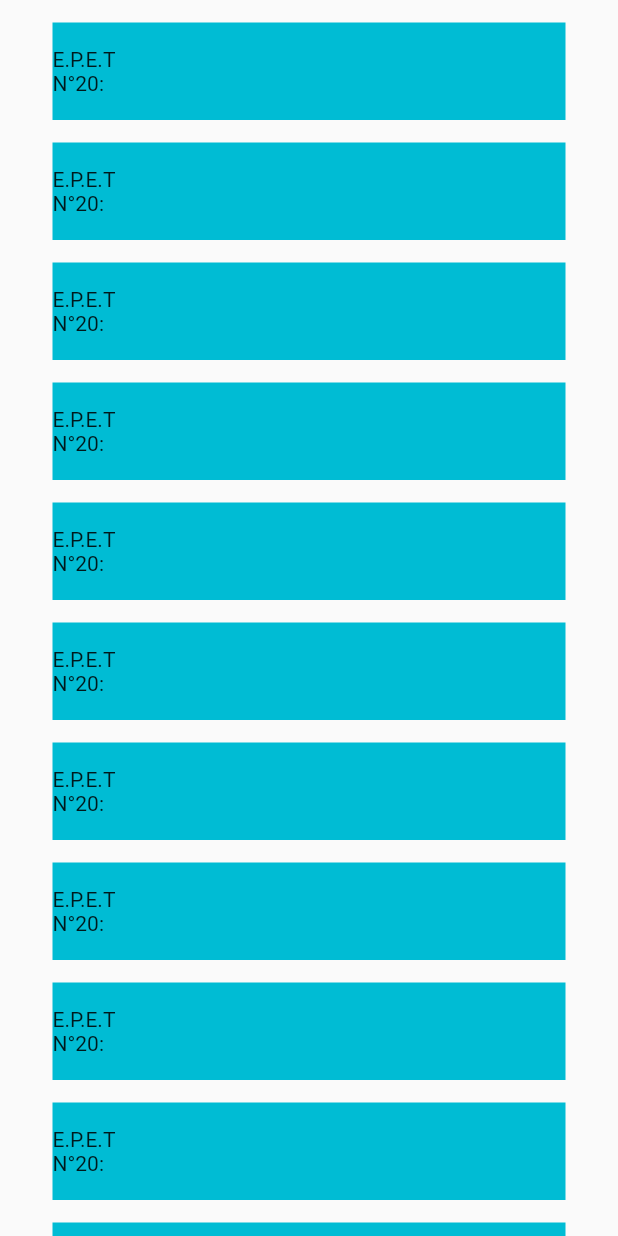
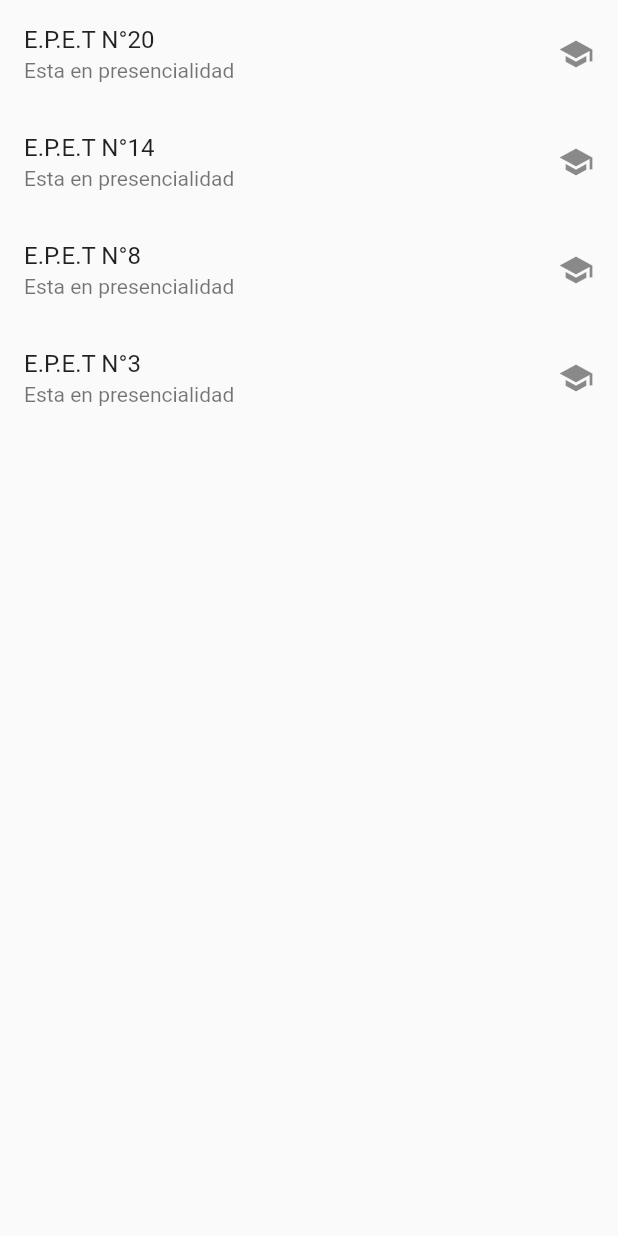
Before and after one commit to MauryBenavidez/School-maps, a Flutter app: the Widgetnoticias screen opened directly, on a phone screen of 412 x 824 dp. Run offline on Flutter 3.47's test engine with Material 2 defaults, Android fonts, the phone set to English and light mode, and no system bars.

Commit message:
foto
borrando foto agregada

```diff
--- a/lib/views/widgets/barra.dart
+++ b/lib/views/widgets/barra.dart
@@ -40,6 +40,8 @@ class Barra extends StatelessWidget {
             hintText: 'Busca aquí...',
         ),
       ),
+
     );
+
   }
 }
--- a/lib/views/widgets/widget_noticias.dart
+++ b/lib/views/widgets/widget_noticias.dart
@@ -2,52 +2,46 @@ import 'package:flutter/material.dart';
 
 
 class Widgetnoticias extends StatelessWidget {
+  @override
+  Widget build(BuildContext context) {
+
+    return Scaffold(
+      body: _listaNoticias(),
+    );
+  }
+
+  Widget _listaNoticias(){
+    final lst = [
+      ListTile(
+        trailing: Icon(Icons.school),
+        title: Text('E.P.E.T N°20'),
+        subtitle: Text('Esta en presencialidad'),
+      ),
+      ListTile(
+        trailing: Icon(Icons.school),
+        title: Text('E.P.E.T N°14'),
+        subtitle: Text('Esta en presencialidad'),
+      ),
+      ListTile(
+        trailing: Icon(Icons.school),
+        title: Text('E.P.E.T N°8'),
+        subtitle: Text('Esta en presencialidad'),
+      ),
+      ListTile(
+        trailing: Icon(Icons.school),
+        title: Text('E.P.E.T N°3'),
+        subtitle: Text('Esta en presencialidad'),
+      ),
+
+    ];
+    return ListView.builder(
+      itemCount: lst.length,
+
+      itemBuilder:  (context, i){
+        return lst[i];
+      }
 
 
-
-  @override
-  Widget build(BuildContext context) {
-    return Expanded(
-      flex: 2,//es para seleccionar quien va  atener el mayor espacio
-      child: ListView.builder(
-
-        scrollDirection: Axis.vertical,// Es para dar la direccion en donde se mueve los elementos
-
-        padding: EdgeInsets.only(//medida de la lista
-          left: 25.0,
-          right: 25.0
-        ),
-        itemBuilder: (BuildContext context, int index) {//uso el listview.builder me permite tenert acceso al index
-        return Padding(padding: EdgeInsets.only(//posicion de  los bloques
-          left: 10.0,
-          right: 10.0,
-          top: 15.0,
-        ),
-        child: Column(
-          mainAxisSize: MainAxisSize.max,
-
-          children: <Widget>[
-
-            Container(//para que los elemnetos que esten adentro del container se separen del borde
-              height: 65.0,//ancho de los campos
-              color: Colors.cyan,//color de los campos
-              child: const Center(child: Text(
-                'E.P.E.T N°20:'),
-
-              ),
-              padding: EdgeInsets.only(
-
-                right: 300.0,
-              ),
-            ),
-          ],
-        ),
-        );
-
-
-
-       }
-      ),
 
     );
   }
--- a/pubspec.yaml
+++ b/pubspec.yaml
@@ -50,8 +50,7 @@ flutter:
   # included with your application, so that you can use the icons in
   # the material Icons class.
   uses-material-design: true
-  assets:
-    - assets/
+
   # To add assets to your application, add an assets section, like this:
   # assets:
   #   - images/a_dot_burr.jpeg
```
Also changed, not shown: assets/image_1.png (deleted).
